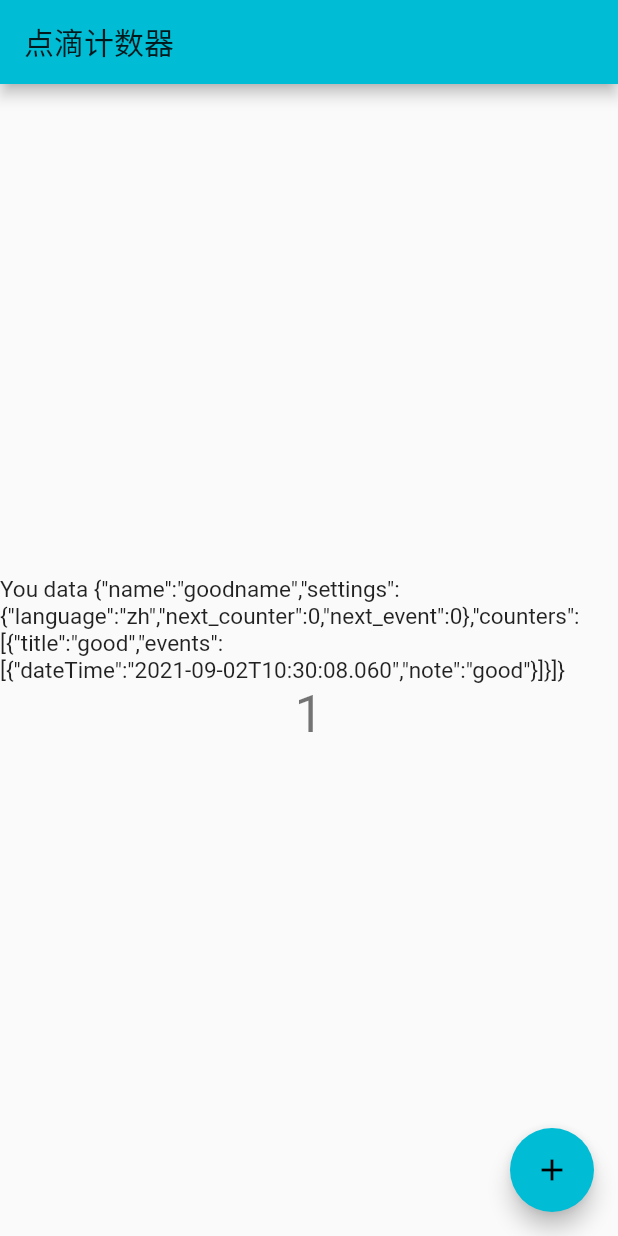
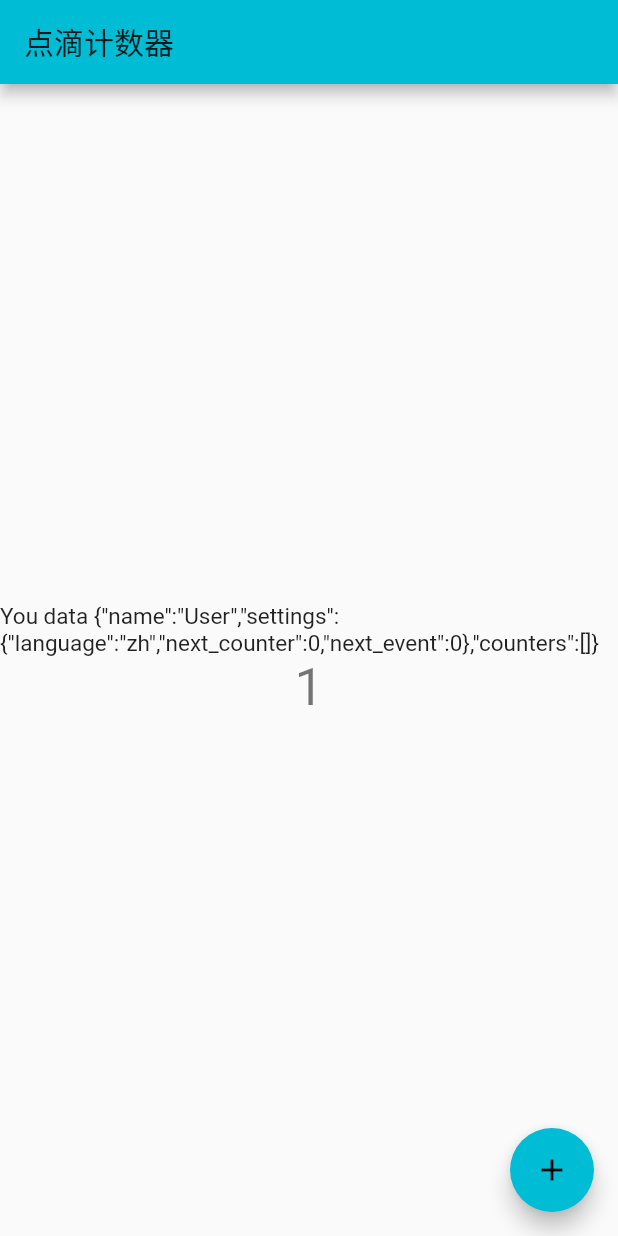
Before and after one commit to Kimi-Arthur/MomentCounter, a Flutter app: the screen it shows after launch, after a tap on the "add" icon, on a phone screen of 412 x 824 dp. Run offline on Flutter 3.47's test engine with Material 2 defaults, Android fonts, the light colour scheme and no system bars; our stand-ins replace shared_preferences; generated files the repository leaves out were written again.

Commit message:
Add storage of user data.

```diff
--- a/lib/main.dart
+++ b/lib/main.dart
@@ -3,13 +3,15 @@ import 'dart:convert';
 import 'package:flutter/material.dart';
 import 'package:flutter_gen/gen_l10n/app_localizations.dart';
 import 'package:flutter_localizations/flutter_localizations.dart';
-import 'package:moment_counter/models/counter.dart';
-import 'package:moment_counter/models/user.dart';
+import 'package:moment_counter/utils/data_util.dart';
 
-import 'models/event.dart';
+void main() async {
+  await initAll();
+  runApp(MyApp());
+}
 
-void main() {
-  runApp(MyApp());
+initAll() async {
+  await DataUtil.init();
 }
 
 class MyApp extends StatelessWidget {
@@ -70,6 +72,8 @@ class _MyHomePageState extends State<MyHomePage> {
 
   @override
   Widget build(BuildContext context) {
+    var user = DataUtil.instance.loadUser();
+
     // This method is rerun every time setState is called, for instance as done
     // by the _incrementCounter method above.
     //
@@ -103,11 +107,7 @@ class _MyHomePageState extends State<MyHomePage> {
           mainAxisAlignment: MainAxisAlignment.center,
           children: <Widget>[
             Text(
-              'You data ${jsonEncode(User(name: 'goodname', counters: [
-                    Counter(
-                        title: 'good',
-                        events: [Event(dateTime: DateTime.now(), note: 'good')])
-                  ]))}',
+              'You data ${jsonEncode(user)}',
             ),
             Text(
               '$_counter',
--- /dev/null
+++ b/lib/utils/data_util.dart
@@ -0,0 +1,31 @@
+import 'dart:convert';
+
+import 'package:moment_counter/models/user.dart';
+import 'package:shared_preferences/shared_preferences.dart';
+
+class DataUtil {
+  SharedPreferences _prefs;
+
+  static late DataUtil instance;
+
+  static Future<void> init() async {
+    instance = DataUtil._(prefs: await SharedPreferences.getInstance());
+  }
+
+  DataUtil._({required prefs}) : _prefs = prefs;
+
+  User loadUser() {
+    final data = _prefs.getString("user");
+    if (data == null) {
+      final user = User();
+      saveUser(user);
+      return user;
+    }
+
+    return User.fromJson(jsonDecode(data));
+  }
+
+  void saveUser(User user) {
+    _prefs.setString("user", jsonEncode(user));
+  }
+}
--- a/pubspec.yaml
+++ b/pubspec.yaml
@@ -20,6 +20,7 @@ dependencies:
   # The following adds the Cupertino Icons font to your application.
   # Use with the CupertinoIcons class for iOS style icons.
   cupertino_icons: ^1.0.2
+  shared_preferences: ^2.0.0
 
 dev_dependencies:
   flutter_test:
```
Also changed, not shown: pubspec.lock.
